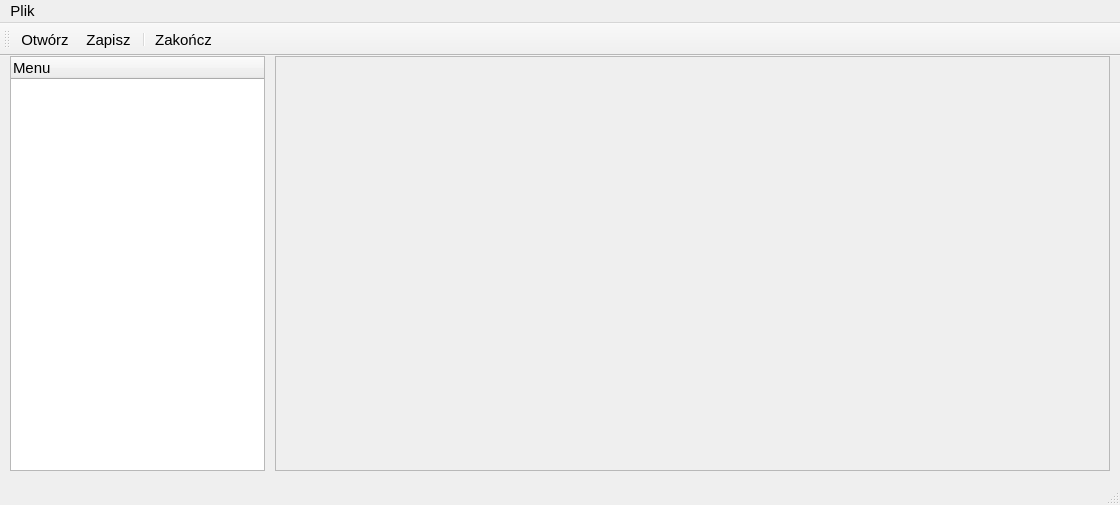
Above: mainwindow.ui from kaczmar55/koneor_v2 before the change. Below: the same form after it.
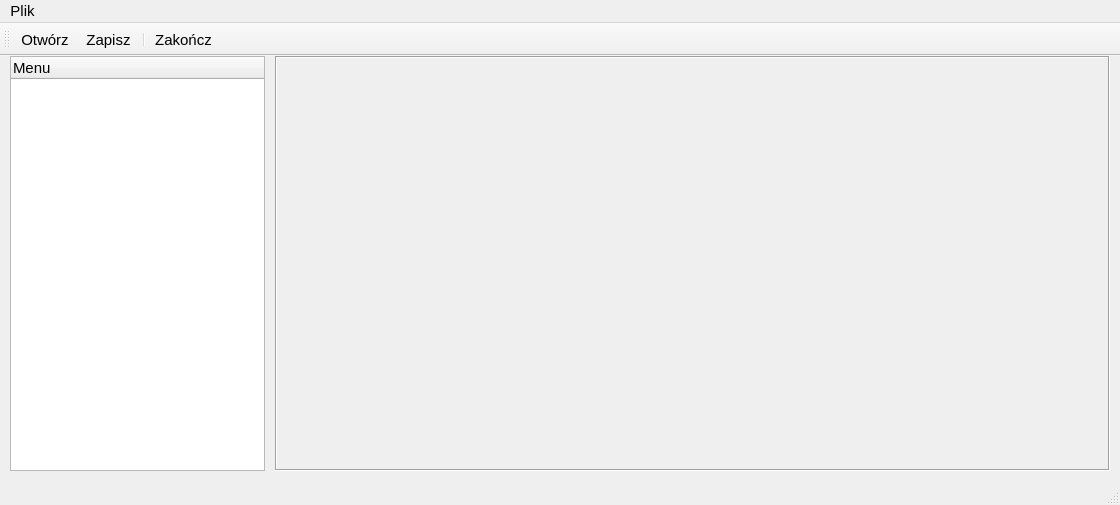
That is the form after the change.

```diff
--- a/mainwindow.ui
+++ b/mainwindow.ui
@@ -55,7 +55,7 @@
      </font>
     </property>
     <property name="frameShape">
-     <enum>QFrame::StyledPanel</enum>
+     <enum>QFrame::Box</enum>
     </property>
     <property name="frameShadow">
      <enum>QFrame::Sunken</enum>
```
Left out of the diff: 6 changed lines with no effect on the pictures.
